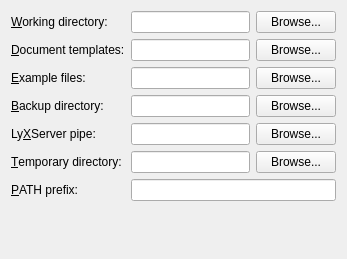
First picture: the form in src/frontends/qt4/ui/PrefPathsUi.ui, repository cburschka/lyx, before the edit.
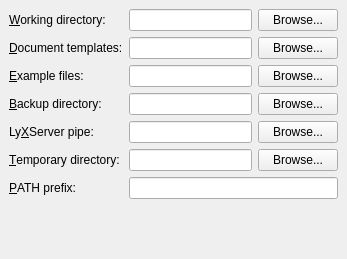
Second picture: the form after the edit.

Commit message: * PrefLanguage.ui: * PrefPaths.ui: 	- fix some "buddies" (accelerators).

```diff
--- a/src/frontends/qt4/ui/PrefPathsUi.ui
+++ b/src/frontends/qt4/ui/PrefPathsUi.ui
@@ -13,6 +13,12 @@
    <string/>
   </property>
   <layout class="QGridLayout" >
+   <property name="margin" >
+    <number>9</number>
+   </property>
+   <property name="spacing" >
+    <number>6</number>
+   </property>
    <item row="0" column="0" >
     <widget class="QLabel" name="workingDirLA" >
      <property name="text" >
```
Left out of the diff: 2 changed lines with no effect on the pictures. The commit also changes 1 other file.
